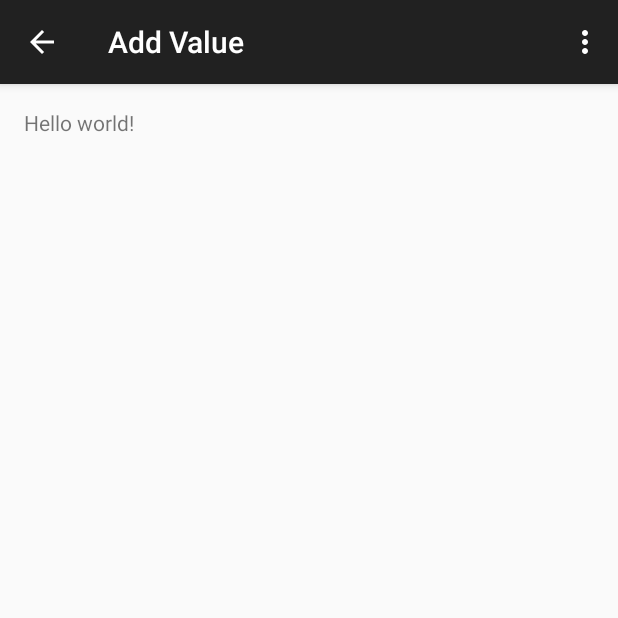
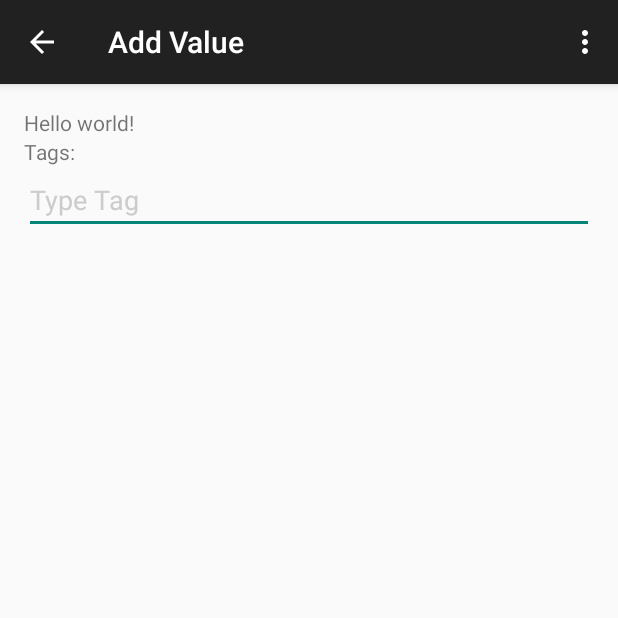
Before and after one commit to crazywake/TeamFive, an Android app: the AddValueActivity screen opened directly, with no data from a screen before it, on a phone screen of 412 x 824 dp, the top half of it. Run offline under Robolectric (Android 15) with nearby library versions, the phone set to English and light mode, and no system bars.

Commit message:
[FNWR] Added Tags in the Activity

```diff
--- a/PocketBill/app/build.gradle
+++ b/PocketBill/app/build.gradle
@@ -6,7 +6,7 @@ android {
 
     defaultConfig {
         applicationId "com.bill.pocket.pocketbill"
-        minSdkVersion 14
+        minSdkVersion 17
         targetSdkVersion 21
         versionCode 1
         versionName "1.0"
--- a/PocketBill/app/src/main/java/com/bill/pocket/pocketbill/AddValueActivity.java
+++ b/PocketBill/app/src/main/java/com/bill/pocket/pocketbill/AddValueActivity.java
@@ -1,17 +1,82 @@
 package com.bill.pocket.pocketbill;
 
+import android.graphics.Color;
 import android.support.v7.app.ActionBarActivity;
 import android.os.Bundle;
+import android.text.InputType;
+import android.view.KeyEvent;
 import android.view.Menu;
 import android.view.MenuItem;
+import android.view.View;
+import android.view.ViewGroup;
+import android.view.inputmethod.EditorInfo;
+import android.widget.ArrayAdapter;
+import android.widget.AutoCompleteTextView;
+import android.widget.RelativeLayout;
+import android.widget.TextView;
+
+import java.util.ArrayList;
 
 
 public class AddValueActivity extends ActionBarActivity {
+
+    AutoCompleteTextView last_text = null;
+    ArrayAdapter<String> my_adapter = null;
+    ArrayList<String> my_tags = null;
 
     @Override
     protected void onCreate(Bundle savedInstanceState) {
         super.onCreate(savedInstanceState);
         setContentView(R.layout.activity_add_value);
+
+
+        final AutoCompleteTextView my_base_text_view = (AutoCompleteTextView) findViewById(R.id.autocomplete_text);
+        last_text = my_base_text_view;
+        my_adapter = new ArrayAdapter<String>(this,android.R.layout.simple_dropdown_item_1line,new String[] {"Fun", "Family", "Uni"} );
+        my_tags = new ArrayList<String>();
+        my_base_text_view.setAdapter(my_adapter);
+        my_base_text_view.setHintTextColor(Color.LTGRAY);
+
+         my_base_text_view.setOnEditorActionListener(new TextView.OnEditorActionListener() {
+           @Override
+           public boolean onEditorAction(TextView v, int actionId, KeyEvent event) {
+
+               if (actionId == EditorInfo.IME_ACTION_DONE) {
+                   if (v.length() == 0) return false;
+                   String new_string = v.getEditableText().toString();
+                   for (String current_string : my_tags)
+                   {
+                       if (current_string.equals(new_string)) return false;
+                   }
+                   AutoCompleteTextView next_view = new AutoCompleteTextView(getApplicationContext());
+
+                   next_view.setOnEditorActionListener(this);
+
+                   RelativeLayout.LayoutParams myLayout = new RelativeLayout.LayoutParams(ViewGroup.LayoutParams.MATCH_PARENT,
+                           ViewGroup.LayoutParams.WRAP_CONTENT);
+
+                   RelativeLayout myRelativeLayout = (RelativeLayout) findViewById(R.id.layout_add_value);
+                   myLayout.addRule(RelativeLayout.BELOW, last_text.getId());
+
+                   next_view.setBackground(getResources().getDrawable(R.drawable.abc_edit_text_material));
+                   next_view.setHint("Type Tag");
+                   next_view.setVisibility(View.VISIBLE);
+                   next_view.setImeOptions(EditorInfo.IME_ACTION_DONE);
+                   next_view.setLayoutParams(myLayout);
+                   next_view.setTextColor(Color.BLACK);
+                   next_view.setHintTextColor(Color.LTGRAY);
+                   next_view.setInputType(InputType.TYPE_TEXT_FLAG_AUTO_COMPLETE);
+                   int next_id = View.generateViewId();
+                   next_view.setId(next_id);
+                   next_view.setAdapter(my_adapter);
+                   myRelativeLayout.addView(next_view);
+                   my_tags.add(new_string);
+                   last_text = next_view;
+               }
+               return false;
+               }
+           });
+
     }
 
     @Override
--- a/PocketBill/app/src/main/java/com/bill/pocket/pocketbill/DAO.java
+++ b/PocketBill/app/src/main/java/com/bill/pocket/pocketbill/DAO.java
@@ -252,7 +252,8 @@ public class DAO {
 
     public long insertSubCat(String newSubCat,int MainCatId)
     {
-        Cursor checkNameCursor = my_db.query(
+        Cursor checkNameCursor;
+        checkNameCursor = my_db.query(
                 SqlLiteHelper.TBL_SUB_CAT,  // Table to Query
                 new String[] { SqlLiteHelper.COL_NAME_SUB_CAT}, // leaving "columns" null just returns all the columns.
                 null, // cols for "where" clause
--- a/PocketBill/app/src/main/res/layout/activity_add_value.xml
+++ b/PocketBill/app/src/main/res/layout/activity_add_value.xml
@@ -4,9 +4,28 @@
     android:paddingRight="@dimen/activity_horizontal_margin"
     android:paddingTop="@dimen/activity_vertical_margin"
     android:paddingBottom="@dimen/activity_vertical_margin"
-    tools:context="com.bill.pocket.pocketbill.AddValueActivity">
+    tools:context="com.bill.pocket.pocketbill.AddValueActivity"
+    android:id="@+id/layout_add_value">
 
     <TextView android:text="@string/hello_world" android:layout_width="wrap_content"
-        android:layout_height="wrap_content" />
+        android:layout_height="wrap_content"
+        android:id="@+id/hello"/>
+
+    <TextView
+        android:layout_width="wrap_content"
+        android:layout_height="wrap_content"
+        android:text="@string/tags_string"
+        android:layout_below="@id/hello"
+        android:id="@+id/text_tag"/>
+    <AutoCompleteTextView
+        android:id="@+id/autocomplete_text"
+        android:layout_width="fill_parent"
+        android:layout_height="wrap_content"
+        android:hint="Type Tag"
+        android:layout_below="@id/text_tag"
+        android:inputType="textAutoComplete"
+        android:imeOptions="actionDone"
+        android:background="@drawable/abc_edit_text_material"/>
+
 
 </RelativeLayout>
--- a/PocketBill/app/src/main/res/values/strings.xml
+++ b/PocketBill/app/src/main/res/values/strings.xml
@@ -20,5 +20,6 @@
     <string name="drawer_close">Close Drawer</string>
     <string name="about_text">PocketBill is a simple Application to manage your expenses. For further details and How-To\'s see our online Tutorial </string>
     <string name="title_activity_add_value">Add Value</string>
+    <string name="tags_string">Tags:</string>
 
 </resources>
--- a/PocketBill/app/src/main/res/values/styles.xml
+++ b/PocketBill/app/src/main/res/values/styles.xml
@@ -4,5 +4,4 @@
     <style name="AppTheme" parent="Theme.AppCompat.Light.DarkActionBar">
         <!-- Customize your theme here. -->
     </style>
-
 </resources>
```
Also changed, not shown: 3 other files.
